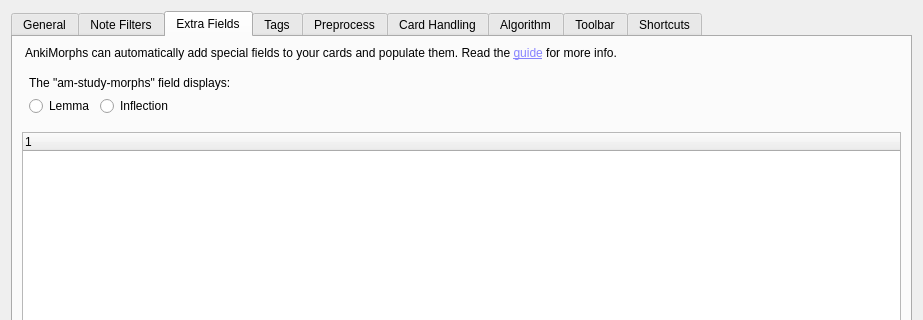
Qt form ankimorphs/ui/settings_dialog.ui (mortii/anki-morphs) before a commit; both pictures show x 0 to 923 and y 0 to 320 of the 923 by 466 pixel window.
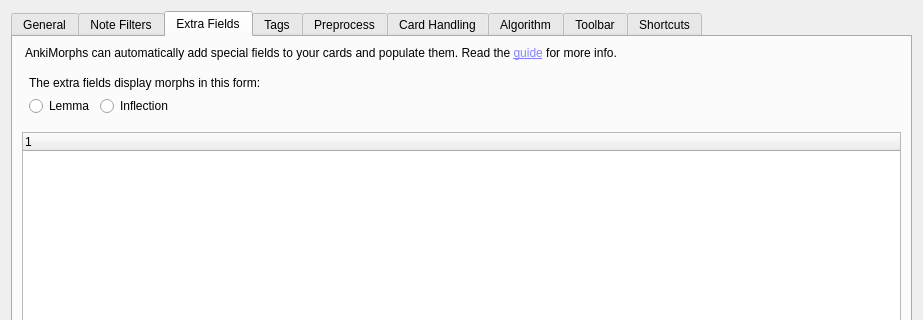
The same form after that commit. The open tabs and pages were chosen to show the change.

Commit message: changed unknowns extra fields

The edit to the form file:
```diff
--- a/ankimorphs/ui/settings_dialog.ui
+++ b/ankimorphs/ui/settings_dialog.ui
@@ -355,7 +355,7 @@
            <item>
             <widget class="QLabel" name="label_42">
              <property name="text">
-              <string>The &quot;am-study-morphs&quot; field displays:</string>
+              <string>The extra fields display morphs in this form:</string>
              </property>
             </widget>
            </item>
```
Left out of the diff: 3 changed lines with no effect on the pictures. The commit also changes 8 other files.
